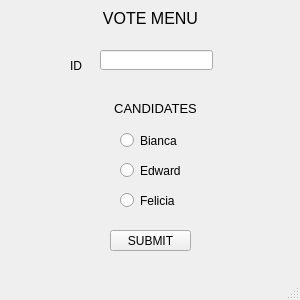
Above: gui.ui from eli-nova-222/Project1 before the change. Below: the same form after it.
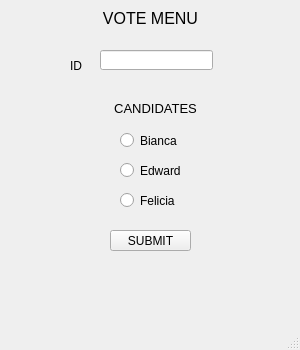
That is the form after the change.

Commit message: logic logic updates

Patch:
```diff
--- a/gui.ui
+++ b/gui.ui
@@ -7,19 +7,19 @@
     <x>0</x>
     <y>0</y>
     <width>300</width>
-    <height>300</height>
+    <height>350</height>
    </rect>
   </property>
   <property name="minimumSize">
    <size>
     <width>300</width>
-    <height>300</height>
+    <height>350</height>
    </size>
   </property>
   <property name="maximumSize">
    <size>
     <width>300</width>
-    <height>300</height>
+    <height>350</height>
    </size>
   </property>
   <property name="windowTitle">
```
Left out of the diff: 33 changed lines with no effect on the pictures. The commit also changes 2 other files.
